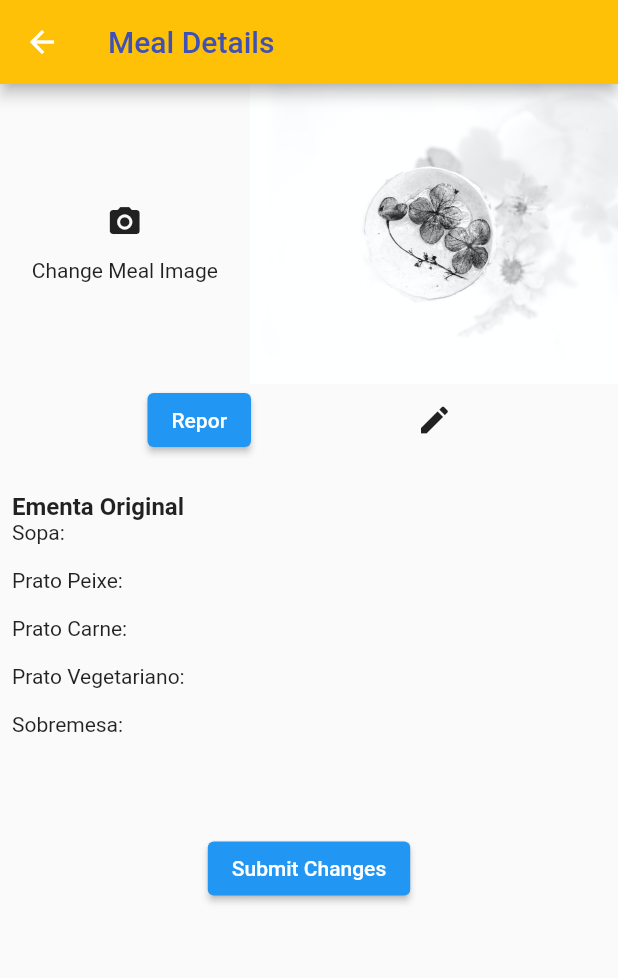
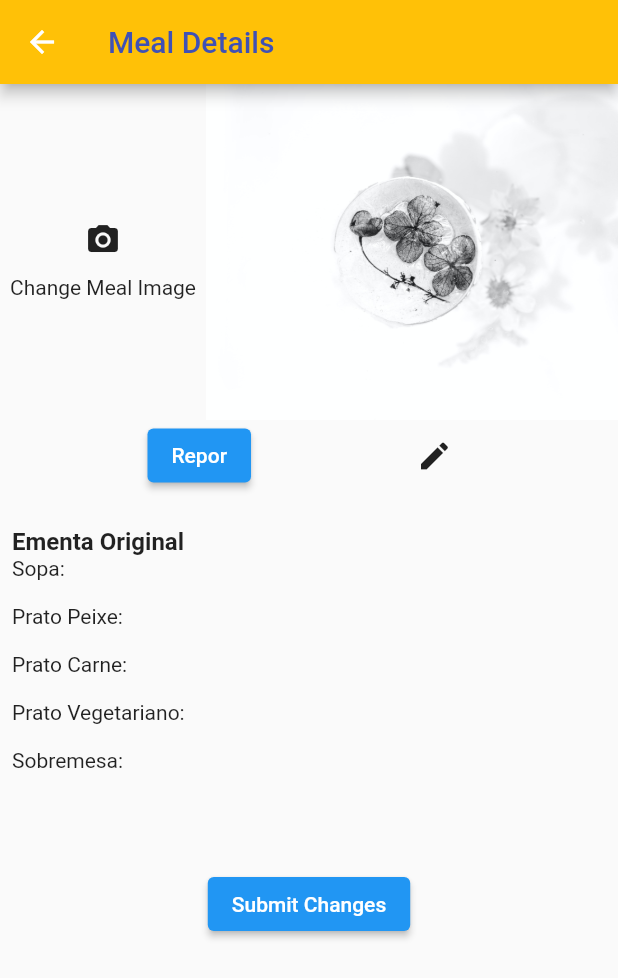
Before and after one commit to Yeshey/FlutterCanteen, a Flutter app: the MealDetails screen opened directly with empty values, on a phone screen of 412 x 824 dp. Shown: the top 978 px of the screen. Run offline on Flutter 3.47's test engine with Material 2 defaults, Android fonts, the phone set to English and light mode, and no system bars; our stand-ins replace camera, latlong2, location, shared_preferences; accounts and stored records are empty.

Commit message:
Now displays images without overflowing

```diff
--- a/lib/meal_details.dart
+++ b/lib/meal_details.dart
@@ -282,32 +282,22 @@ class _MealDetailsState extends State<MealDetails> {
                 ),
               ),
 
-              if (_imageCamera == null || _revertToOriginal==true)...[
-                if (_meal.updatedImg.isEmpty || _revertToOriginal==true)...[
+              Expanded(
+                flex: 2,
+                child: _imageCamera == null || _revertToOriginal == true // if there is no image from camera to display (or we want to revert changes)
+                    ? ( _meal.updatedImg.isEmpty || _revertToOriginal == true // if there is no UpdatedImg in current meal (or we want to revert changes)
+                        ? ( _meal.originalImg == null || _meal.originalImg.isEmpty // if original image in server doesn't exist
+                            ? Image.asset('images/DefaultMeal-evie-s-unsplash.jpg')
+                            : Image.network('${constants.SERVER_URL}/images/${_meal.originalImg}')
+                          )
+                        : Image.network('${constants.SERVER_URL}/images/${_meal.updatedImg}')
+                      ) : Container (
+                  // show captured image
+                  padding: EdgeInsets.all(30),
+                  child: Image.file(File(_imageCamera!.path), height: 300),
+                ),
+              ),
 
-                  if (_meal.originalImg == null || _meal.originalImg.isEmpty)...[
-                    SizedBox(
-                      height: 200,
-                      child: Image.asset('images/DefaultMeal-evie-s-unsplash.jpg'),
-                    ),
-                  ]else...[
-                    SizedBox(
-                      height: 200,
-                      child: Image.network('${constants.SERVER_URL}/images/${_meal.originalImg}'),
-                    ),
-                  ]
-                ]else...[
-                  SizedBox(
-                    height: 200,
-                    child: Image.network('${constants.SERVER_URL}/images/${_meal.updatedImg}'),
-                  ),
-                ],
-              ]else...[
-                Container( //show captured image
-                  padding: EdgeInsets.all(30),
-                  child: Image.file(File(_imageCamera!.path), height: 300,), //display captured image
-                ),
-              ],
 
             ],
           ),
```
